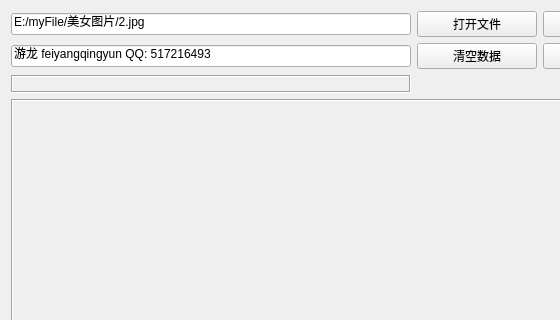
This is qt/_qt_widget_samples/tool/base64helper/frmbase64helper.ui in 3546514206/base as Qt 5 draws it before an edit; both pictures show x 0 to 560 and y 0 to 320 of the 800 by 600 pixel window. The edited form follows.
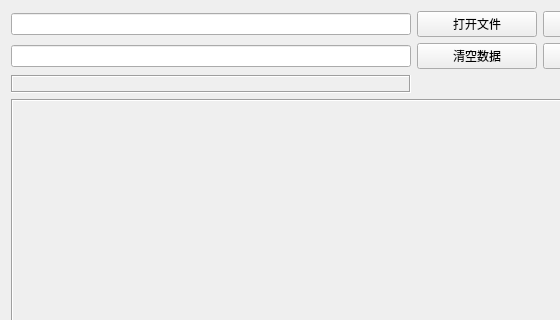
This is the edited form.

Diff of the .ui file:
```diff
--- a/qt/_qt_widget_samples/tool/base64helper/frmbase64helper.ui
+++ b/qt/_qt_widget_samples/tool/base64helper/frmbase64helper.ui
@@ -17,7 +17,7 @@
    <item row="1" column="0">
     <widget class="QLineEdit" name="txtText">
      <property name="text">
-      <string>游龙 feiyangqingyun QQ: 517216493</string>
+      <string/>
      </property>
     </widget>
    </item>
@@ -98,7 +98,7 @@
    <item row="0" column="0">
     <widget class="QLineEdit" name="txtFile">
      <property name="text">
-      <string>E:/myFile/美女图片/2.jpg</string>
+      <string/>
      </property>
     </widget>
    </item>
```
